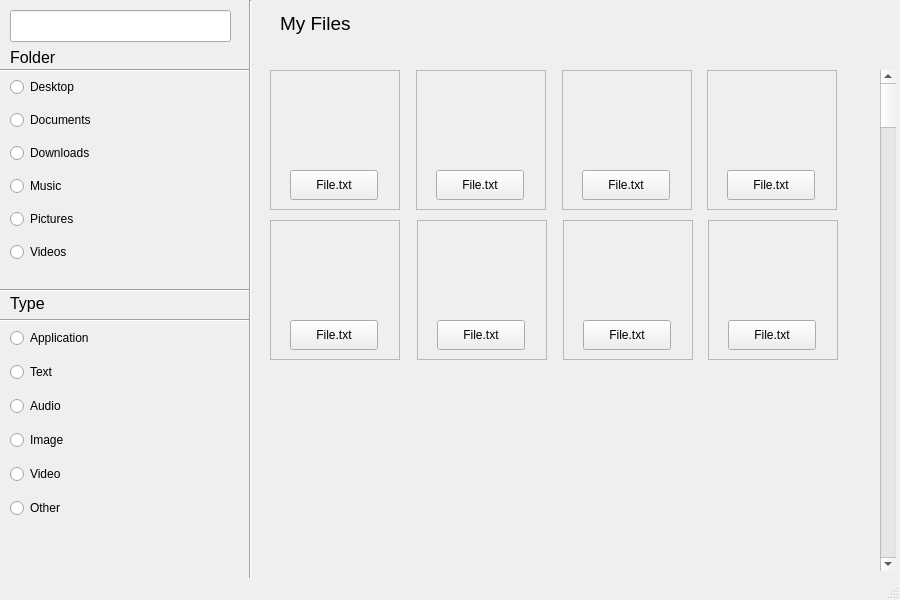
GeovaneJefferson/timemachine, file src/restore.ui: the form before one commit.
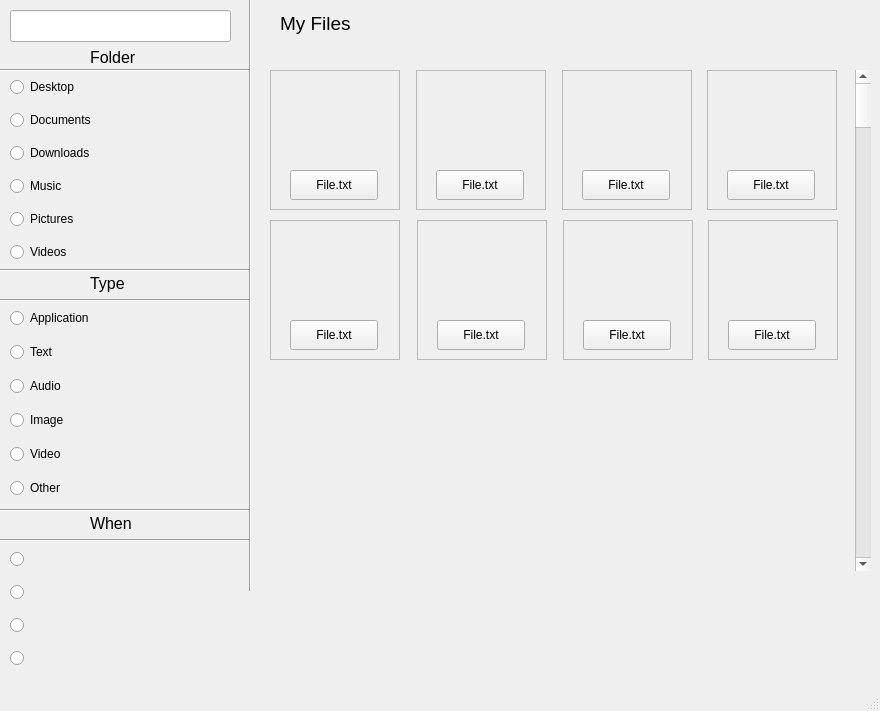
The form after the commit. Icons and pictures are not drawn.

```diff
--- a/src/restore.ui
+++ b/src/restore.ui
@@ -6,8 +6,8 @@
    <rect>
     <x>0</x>
     <y>0</y>
-    <width>900</width>
-    <height>600</height>
+    <width>880</width>
+    <height>711</height>
    </rect>
   </property>
   <property name="windowTitle">
@@ -28,7 +28,7 @@
     <property name="geometry">
      <rect>
       <x>240</x>
-      <y>0</y>
+      <y>-20</y>
       <width>21</width>
       <height>611</height>
      </rect>
@@ -600,7 +600,7 @@
     <property name="geometry">
      <rect>
       <x>10</x>
-      <y>320</y>
+      <y>300</y>
       <width>221</width>
       <height>211</height>
      </rect>
@@ -653,8 +653,8 @@
    <widget class="QLabel" name="label_35">
     <property name="geometry">
      <rect>
-      <x>10</x>
-      <y>290</y>
+      <x>90</x>
+      <y>270</y>
       <width>40</width>
       <height>27</height>
      </rect>
@@ -666,9 +666,9 @@
    <widget class="QLabel" name="label_37">
     <property name="geometry">
      <rect>
-      <x>10</x>
+      <x>90</x>
       <y>44</y>
-      <width>61</width>
+      <width>51</width>
       <height>27</height>
      </rect>
     </property>
@@ -680,7 +680,7 @@
     <property name="geometry">
      <rect>
       <x>-11</x>
-      <y>310</y>
+      <y>290</y>
       <width>260</width>
       <height>20</height>
      </rect>
@@ -760,7 +760,7 @@
     <property name="geometry">
      <rect>
       <x>-10</x>
-      <y>280</y>
+      <y>260</y>
       <width>260</width>
       <height>20</height>
      </rect>
@@ -772,7 +772,7 @@
    <widget class="QScrollBar" name="verticalScrollBar">
     <property name="geometry">
      <rect>
-      <x>880</x>
+      <x>855</x>
       <y>70</y>
       <width>16</width>
       <height>501</height>
@@ -782,6 +782,85 @@
      <enum>Qt::Vertical</enum>
     </property>
    </widget>
+   <widget class="QWidget" name="layoutWidget_2">
+    <property name="geometry">
+     <rect>
+      <x>10</x>
+      <y>540</y>
+      <width>221</width>
+      <height>141</height>
+     </rect>
+    </property>
+    <layout class="QVBoxLayout" name="verticalLayout_3">
+     <item>
+      <widget class="QRadioButton" name="when_1">
+       <property name="text">
+        <string/>
+       </property>
+      </widget>
+     </item>
+     <item>
+      <widget class="QRadioButton" name="when_2">
+       <property name="text">
+        <string/>
+       </property>
+      </widget>
+     </item>
+     <item>
+      <widget class="QRadioButton" name="when_3">
+       <property name="text">
+        <string/>
+       </property>
+      </widget>
+     </item>
+     <item>
+      <widget class="QRadioButton" name="when_4">
+       <property name="text">
+        <string/>
+       </property>
+      </widget>
+     </item>
+    </layout>
+   </widget>
+   <widget class="Line" name="line_5">
+    <property name="geometry">
+     <rect>
+      <x>-10</x>
+      <y>500</y>
+      <width>260</width>
+      <height>20</height>
+     </rect>
+    </property>
+    <property name="orientation">
+     <enum>Qt::Horizontal</enum>
+    </property>
+   </widget>
+   <widget class="QLabel" name="label_38">
+    <property name="geometry">
+     <rect>
+      <x>90</x>
+      <y>510</y>
+      <width>51</width>
+      <height>27</height>
+     </rect>
+    </property>
+    <property name="text">
+     <string>&lt;html&gt;&lt;head/&gt;&lt;body&gt;&lt;p&gt;&lt;span style=&quot; font-size:12pt;&quot;&gt;When&lt;/span&gt;&lt;/p&gt;&lt;/body&gt;&lt;/html&gt;</string>
+    </property>
+   </widget>
+   <widget class="Line" name="line_6">
+    <property name="geometry">
+     <rect>
+      <x>-10</x>
+      <y>530</y>
+      <width>260</width>
+      <height>20</height>
+     </rect>
+    </property>
+    <property name="orientation">
+     <enum>Qt::Horizontal</enum>
+    </property>
+   </widget>
    <zorder>layoutWidget</zorder>
    <zorder>frame_2</zorder>
    <zorder>frame</zorder>
```
Left out of the diff: 4 changed lines with no effect on the pictures.
